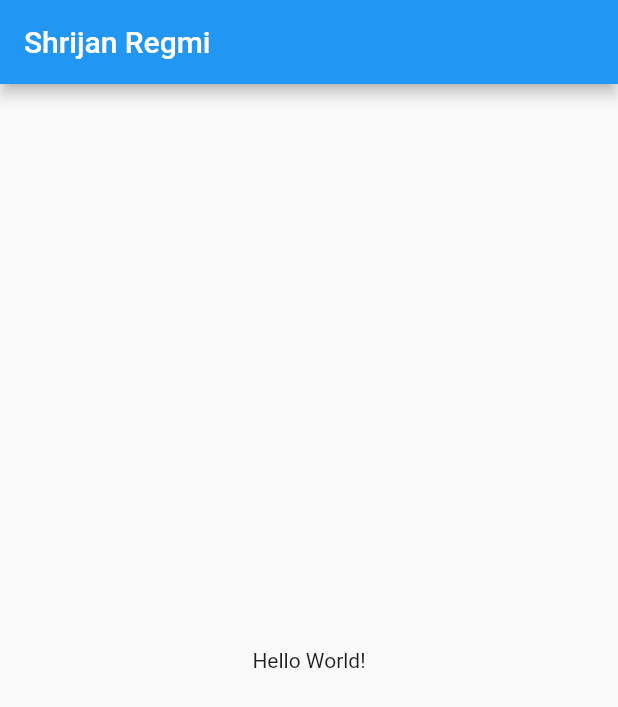
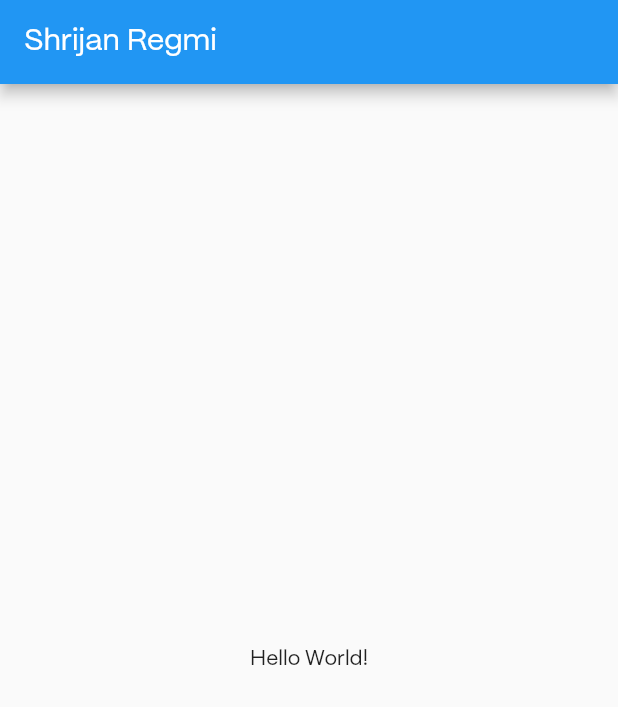
Before and after one commit to shrijanRegmi/portfolio, a Flutter app: the screen it shows after launch, on a phone screen of 412 x 824 dp. Shown: the top 707 px of the screen. Run offline on Flutter 3.47's test engine with Material 2 defaults, Android fonts, the phone set to English and light mode, and no system bars; our stand-ins replace hooks_riverpod.

Commit message:
feat: added PPMori fonts

```diff
--- a/lib/app/app_theme.dart
+++ b/lib/app/app_theme.dart
@@ -3,7 +3,9 @@ import 'package:flutter/material.dart';
 class AppTheme {
   /// Provides the light theme for the application.
   static ThemeData get lightThemePalette {
-    return ThemeData();
+    return ThemeData(
+      fontFamily: 'PPMori',
+    );
   }
 
   /// Provides the dark theme for the application.
```
Also changed, not shown: pubspec.yaml (+15 -11 lines), fonts/PPMori-Extralight.otf (added), fonts/PPMori-ExtralightItalic.otf (added), fonts/PPMori-Regular.otf (added), fonts/PPMori-RegularItalic.otf (added), fonts/PPMori-SemiBold.otf (added), fonts/PPMori-SemiBoldItalic.otf (added).
